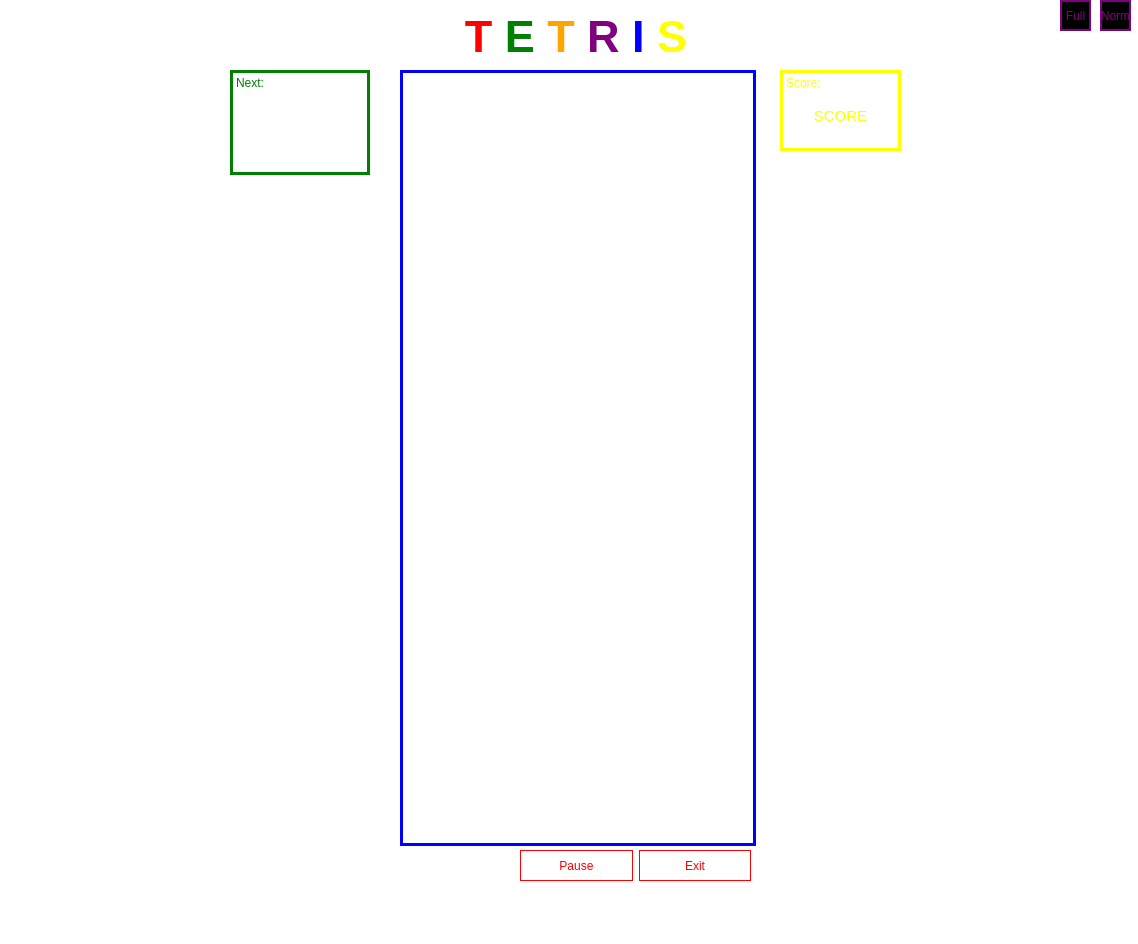
Before: the Qt Designer form mainwindow2.ui in FelixWeichselgartner/Tetris, drawn with Qt 5.
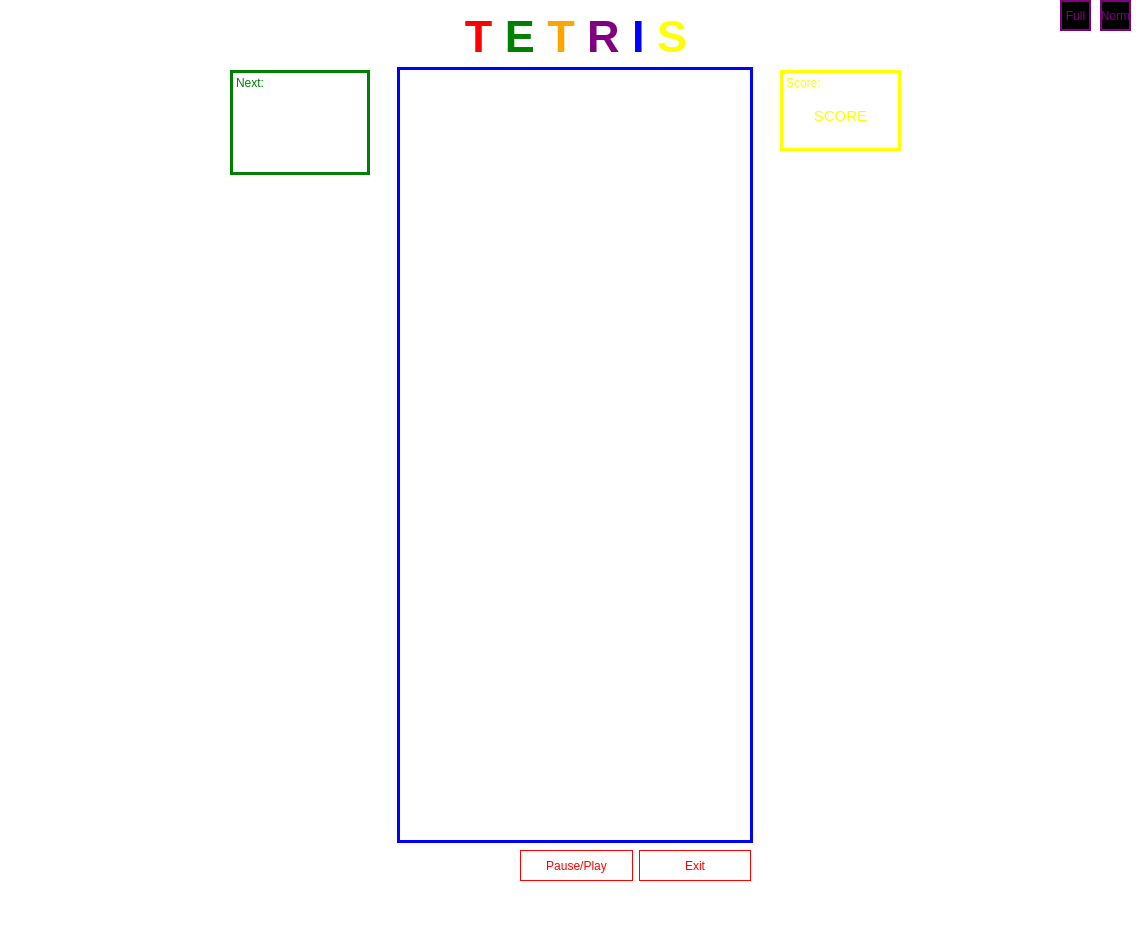
After: the same form once the commit is applied.

Commit message: Pause Buttons

What changed in the file:
```diff
--- a/mainwindow2.ui
+++ b/mainwindow2.ui
@@ -45,8 +45,8 @@
    <widget class="QLabel" name="lblfield">
     <property name="geometry">
      <rect>
-      <x>400</x>
-      <y>70</y>
+      <x>397</x>
+      <y>67</y>
       <width>356</width>
       <height>776</height>
      </rect>
@@ -169,7 +169,7 @@
 border-color: red;</string>
        </property>
        <property name="text">
-        <string>Pause</string>
+        <string>Pause/Play</string>
        </property>
        <property name="autoDefault">
         <bool>false</bool>
```
The commit also changes 4 other files.
